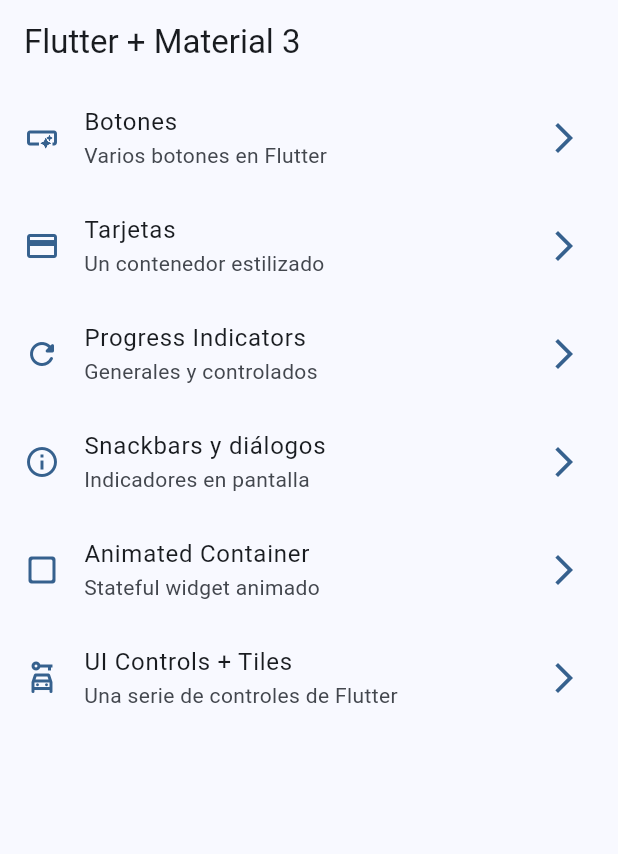
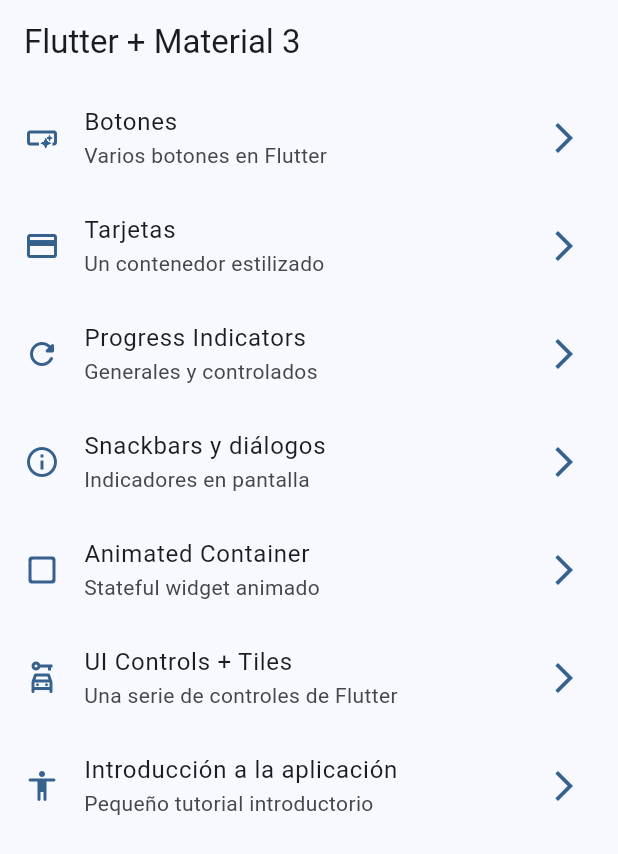
Before and after one commit to Axely7/Widgets-App, a Flutter app: the screen it shows after launch, on a phone screen of 412 x 824 dp. Shown: the top 854 px of the screen. Run offline on Flutter 3.47's test engine with Material 2 defaults, Android fonts, the phone set to English and light mode, and no system bars; our stand-ins replace go_router.

```diff
--- a/lib/config/menu/menu_items.dart
+++ b/lib/config/menu/menu_items.dart
@@ -43,5 +43,10 @@ const appMenuItems = <MenuItems>[
       title: 'UI Controls + Tiles',
       subTitle: 'Una serie de controles de Flutter',
       link: '/ui-controls',
-      icon: Icons.car_rental_outlined)
+      icon: Icons.car_rental_outlined),
+  MenuItems(
+      title: 'Introducción a la aplicación',
+      subTitle: 'Pequeño tutorial introductorio',
+      link: '/tutorial',
+      icon: Icons.accessibility_rounded)
 ];
--- a/lib/config/router/app_router.dart
+++ b/lib/config/router/app_router.dart
@@ -36,5 +36,10 @@ final appRouter = GoRouter(initialLocation: '/', routes: [
     name: UIControlsScreen.name,
     path: '/ui-controls',
     builder: (context, state) => const UIControlsScreen(),
+  ),
+  GoRoute(
+    name: AppTutorialScreen.name,
+    path: '/tutorial',
+    builder: (context, state) => const AppTutorialScreen(),
   )
 ]);
```
Also changed, not shown: pubspec.yaml (+5 -2 lines), assets/Images/1.png (added), assets/Images/2.png (added), assets/Images/3.png (added), assets/Images/jar-loading.gif (added).
